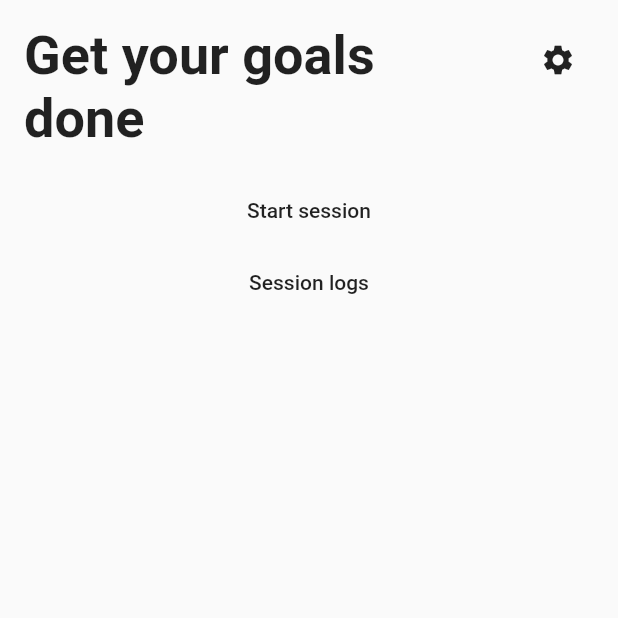
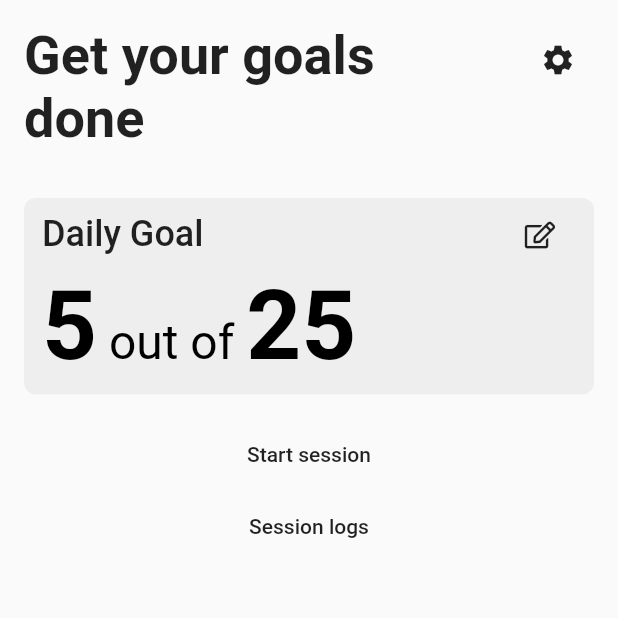
Before and after one commit to scottquach/Proximity-Push-Up-Counter-V2, a Flutter app: the screen it shows after launch, on a phone screen of 412 x 824 dp, the top half of it. Run offline on Flutter 3.47's test engine with Material 2 defaults, Android fonts, the light colour scheme and no system bars; our stand-ins replace font_awesome_flutter, get_it, rxdart, sqflite; accounts and stored records are empty.

Commit message:
Edit goal UI complete

```diff
--- a/lib/pages/home.dart
+++ b/lib/pages/home.dart
@@ -1,4 +1,5 @@
 import 'package:flutter/material.dart';
+import 'package:proximity_pushup_counter_v2/widgets/goal_readout.dart';
 
 class HomePage extends StatefulWidget {
   @override
@@ -13,6 +14,7 @@ class _HomePageState extends State<HomePage> {
         child: Column(
           children: [
             HomeHeader(),
+            GoalReadout(),
             FlatButton(
               onPressed: () {
                 Navigator.pushNamed(context, '/session');
--- /dev/null
+++ b/lib/widgets/goal_readout.dart
@@ -0,0 +1,69 @@
+import 'package:flutter/material.dart';
+import 'package:font_awesome_flutter/font_awesome_flutter.dart';
+import 'package:proximity_pushup_counter_v2/widgets/goal_edit.dart';
+
+class GoalReadout extends StatelessWidget {
+  final int todaysCount = 5;
+  final int dailyGoal = 25;
+
+  @override
+  Widget build(BuildContext context) {
+    return Container(
+      margin: EdgeInsets.all(16),
+      padding: EdgeInsets.fromLTRB(12, 0, 12, 8),
+      decoration: BoxDecoration(
+          borderRadius: BorderRadius.circular(8), color: Colors.grey[200]),
+      child: Column(
+        crossAxisAlignment: CrossAxisAlignment.start,
+        children: [
+          Row(
+            mainAxisAlignment: MainAxisAlignment.spaceBetween,
+            children: [
+              Text(
+                'Daily Goal',
+                style: TextStyle(fontSize: 24, fontWeight: FontWeight.w500),
+              ),
+              IconButton(
+                icon: FaIcon(
+                  FontAwesomeIcons.edit,
+                  size: 18,
+                ),
+                onPressed: () {
+                  showModalBottomSheet(
+                      shape: RoundedRectangleBorder(
+                          borderRadius: BorderRadius.circular(8)),
+                      builder: (context) {
+                        return GoalEdit();
+                      },
+                      context: context);
+                  // Scaffold.of(context)
+                  //     .showBottomSheet<void>((BuildContext context) {
+                  // });
+                },
+              )
+            ],
+          ),
+          RichText(
+            text: TextSpan(
+                style: TextStyle(color: Colors.black, fontSize: 32),
+                children: [
+                  TextSpan(
+                      text: '5',
+                      style: TextStyle(
+                        fontWeight: FontWeight.bold,
+                        fontSize: 64,
+                      )),
+                  TextSpan(text: ' out of '),
+                  TextSpan(
+                      text: '25',
+                      style: TextStyle(
+                        fontWeight: FontWeight.bold,
+                        fontSize: 64,
+                      ))
+                ]),
+          )
+        ],
+      ),
+    );
+  }
+}
--- a/pubspec.yaml
+++ b/pubspec.yaml
@@ -28,7 +28,6 @@ dependencies:
     get_it: ^5.0.6
     uuid: 2.2.2
     intl: ^0.16.1
-    date_util: ^0.1.4
     flutter:
         sdk: flutter
 
```
Also changed, not shown: lib/states/database.state.dart (+0 -18 lines), lib/widgets/goal_edit.dart (added, +114 -0 lines), pubspec.lock.
